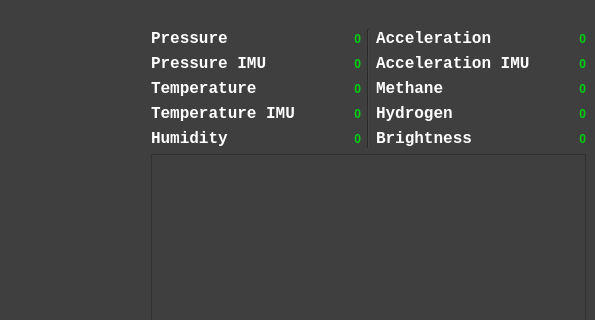
The window that main_window.ui (Yarosvet/cansat_telemetry) describes before a commit, drawn with Qt 5; both pictures show x 740 to 1335 and y 0 to 320 of the 1335 by 758 pixel window.
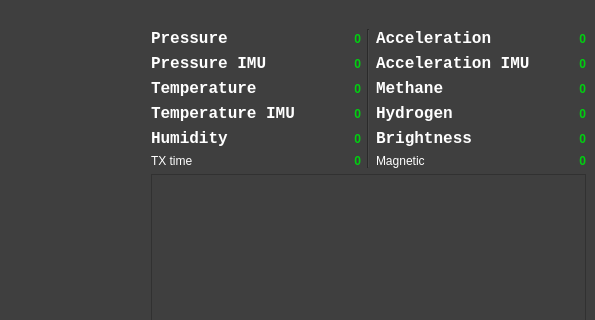
The same window after the commit. Icons and pictures are not drawn. Custom widgets are drawn as their Qt base class.

Commit message: Added magnetic and time tx

Diff of the .ui file:
```diff
--- a/main_window.ui
+++ b/main_window.ui
@@ -353,6 +353,40 @@
               </item>
              </layout>
             </item>
+            <item>
+             <layout class="QHBoxLayout" name="horizontalLayout_15">
+              <item>
+               <widget class="QLabel" name="label_3">
+                <property name="styleSheet">
+                 <string notr="true">color: rgb(255, 255, 255);
+font: 75 bold 12pt &quot;Consolas&quot;;</string>
+                </property>
+                <property name="text">
+                 <string>TX time</string>
+                </property>
+               </widget>
+              </item>
+              <item>
+               <widget class="QLabel" name="tx_time_lab">
+                <property name="font">
+                 <font>
+                  <weight>75</weight>
+                  <bold>true</bold>
+                 </font>
+                </property>
+                <property name="styleSheet">
+                 <string notr="true">color: rgb(0, 208, 16);</string>
+                </property>
+                <property name="text">
+                 <string>0</string>
+                </property>
+                <property name="alignment">
+                 <set>Qt::AlignRight|Qt::AlignTrailing|Qt::AlignVCenter</set>
+                </property>
+               </widget>
+              </item>
+             </layout>
+            </item>
            </layout>
           </item>
           <item>
@@ -588,6 +622,40 @@
               </item>
              </layout>
             </item>
+            <item>
+             <layout class="QHBoxLayout" name="horizontalLayout_16">
+              <item>
+               <widget class="QLabel" name="label_7">
+                <property name="styleSheet">
+                 <string notr="true">color: rgb(255, 255, 255);
+font: 75 bold 12pt &quot;Consolas&quot;;</string>
+                </property>
+                <property name="text">
+                 <string>Magnetic</string>
+                </property>
+               </widget>
+              </item>
+              <item>
+               <widget class="QLabel" name="magnetic_lab">
+                <property name="font">
+                 <font>
+                  <weight>75</weight>
+                  <bold>true</bold>
+                 </font>
+                </property>
+                <property name="styleSheet">
+                 <string notr="true">color: rgb(0, 208, 16);</string>
+                </property>
+                <property name="text">
+                 <string>0</string>
+                </property>
+                <property name="alignment">
+                 <set>Qt::AlignRight|Qt::AlignTrailing|Qt::AlignVCenter</set>
+                </property>
+               </widget>
+              </item>
+             </layout>
+            </item>
            </layout>
           </item>
          </layout>
```
The commit also changes 3 other files.
